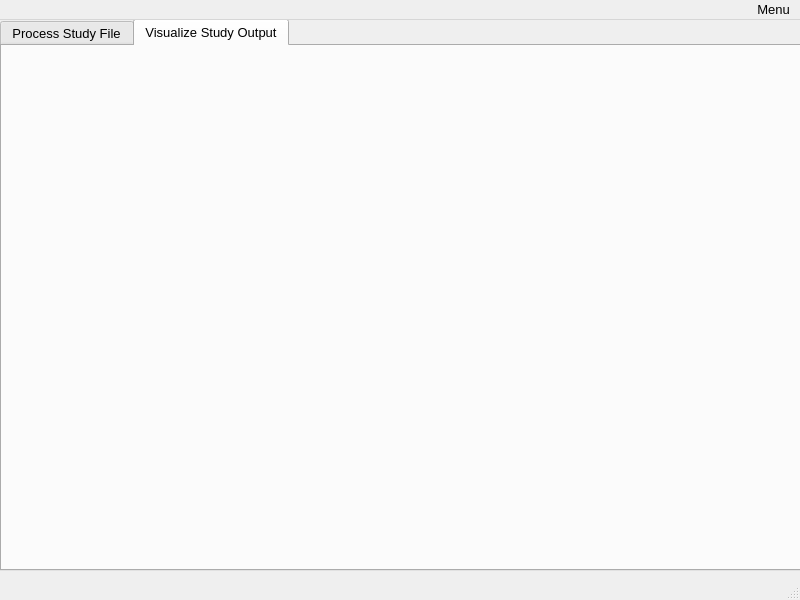
First picture: the form in QtUI/ui_main_window.ui, repository ShahmBarmada/EnergyPlanVisualizer, before the edit.
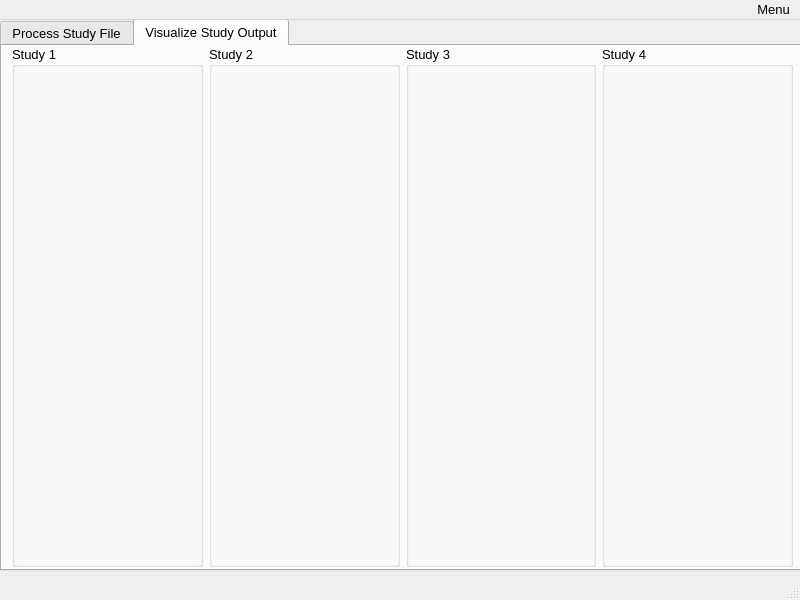
Second picture: the form after the edit. The open tabs and pages were chosen to show the change.

```diff
--- a/QtUI/ui_main_window.ui
+++ b/QtUI/ui_main_window.ui
@@ -36,7 +36,7 @@
      <rect>
       <x>0</x>
       <y>-1</y>
-      <width>802</width>
+      <width>801</width>
       <height>552</height>
      </rect>
     </property>
@@ -306,6 +306,49 @@
      <attribute name="title">
       <string>Visualize Study Output</string>
      </attribute>
+     <widget class="QWidget" name="horizontalLayoutWidget">
+      <property name="geometry">
+       <rect>
+        <x>10</x>
+        <y>0</y>
+        <width>781</width>
+        <height>521</height>
+       </rect>
+      </property>
+      <layout class="QHBoxLayout" name="horizontalLayout">
+       <property name="sizeConstraint">
+        <enum>QLayout::SetDefaultConstraint</enum>
+       </property>
+       <item>
+        <widget class="QGroupBox" name="groupBox_1">
+         <property name="title">
+          <string>Study 1</string>
+         </property>
+        </widget>
+       </item>
+       <item>
+        <widget class="QGroupBox" name="groupBox_2">
+         <property name="title">
+          <string>Study 2</string>
+         </property>
+        </widget>
+       </item>
+       <item>
+        <widget class="QGroupBox" name="groupBox_3">
+         <property name="title">
+          <string>Study 3</string>
+         </property>
+        </widget>
+       </item>
+       <item>
+        <widget class="QGroupBox" name="groupBox_4">
+         <property name="title">
+          <string>Study 4</string>
+         </property>
+        </widget>
+       </item>
+      </layout>
+     </widget>
     </widget>
    </widget>
   </widget>
```
Left out of the diff: 30 changed lines with no effect on the pictures.
